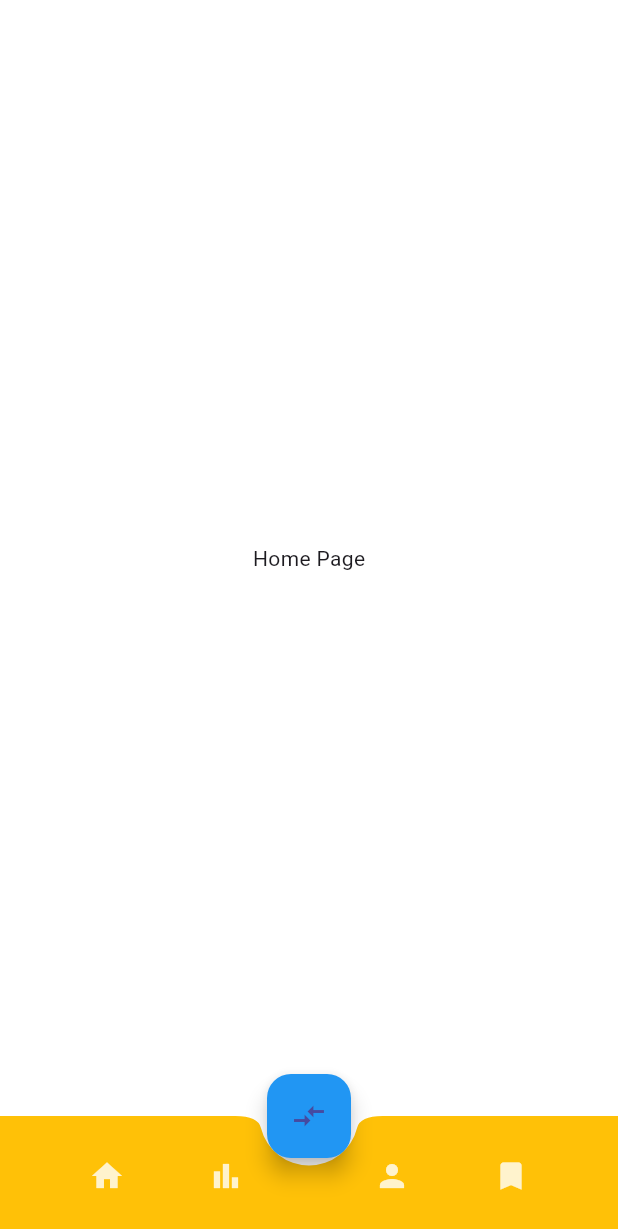
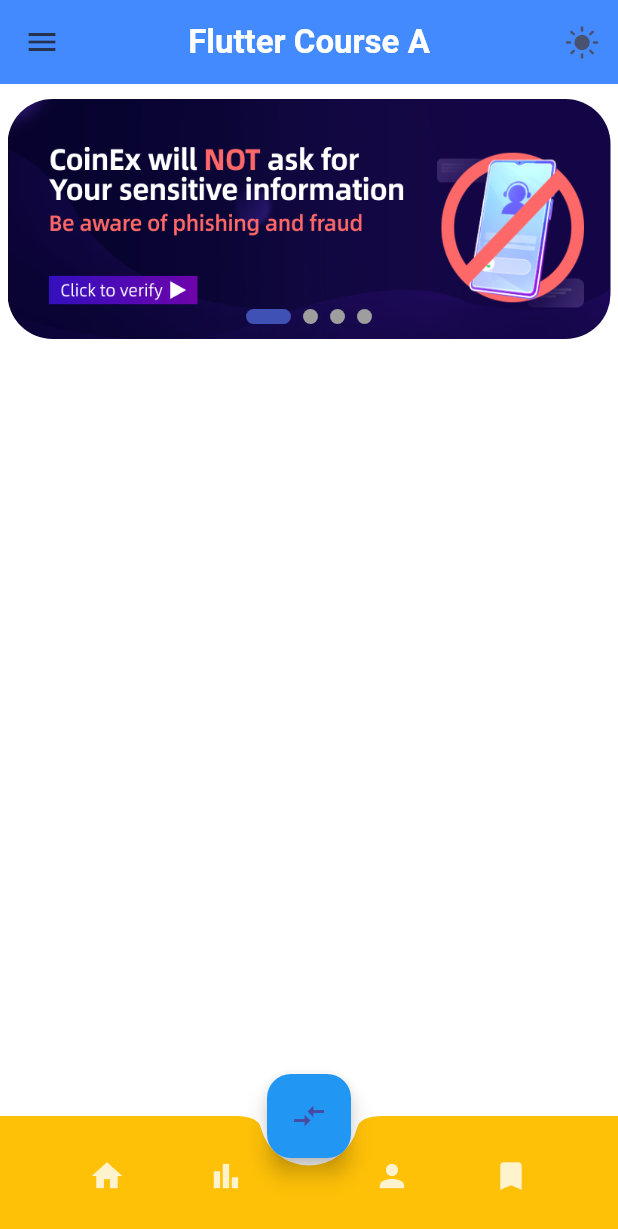
Before and after one commit to cyrus4u/cryptoapp, a Flutter app: the screen it shows after launch, on a phone screen of 412 x 824 dp. Shown: the top 1229 px of the screen. Run offline on Flutter 3.47's test engine with Material 3 defaults, Android fonts, the phone set to English and light mode, and no system bars; drawn by our look-alikes of smooth_page_indicator; our stand-ins replace google_fonts; Roboto replaces fonts that are missing (Ubuntu).

Commit message:
adding PageView

```diff
--- a/lib/provider/theme_provider.dart
+++ b/lib/provider/theme_provider.dart
@@ -15,7 +15,7 @@ class MyThemes {
   static final darkTheme = ThemeData(
     textTheme: TextTheme(
       titleLarge: GoogleFonts.ubuntu(
-        color: Colors.black,
+        color: Colors.white,
         fontSize: 22,
         fontWeight: FontWeight.bold,
       ),
--- a/lib/ui/home_page.dart
+++ b/lib/ui/home_page.dart
@@ -1,10 +1,76 @@
+import 'package:cryptoapp/ui/ui_helper/home_page_view.dart';
+import 'package:cryptoapp/ui/ui_helper/theme_switcher.dart';
 import 'package:flutter/material.dart';
+import 'package:smooth_page_indicator/smooth_page_indicator.dart';
 
-class HomePage extends StatelessWidget {
+class HomePage extends StatefulWidget {
   const HomePage({super.key});
 
   @override
+  State<HomePage> createState() => _HomePageState();
+}
+
+class _HomePageState extends State<HomePage> {
+  final PageController _pageViewController = PageController(initialPage: 0);
+
+  @override
   Widget build(BuildContext context) {
-    return Scaffold(body: Center(child: Text('Home Page')));
+    var primaryColor = Theme.of(context).primaryColor;
+    return Scaffold(
+      drawer: Drawer(),
+      appBar: AppBar(
+        backgroundColor: primaryColor,
+        title: Text(
+          'Flutter Course A',
+          style: Theme.of(context).textTheme.titleLarge,
+        ),
+        centerTitle: true,
+        actions: [ThemeSwitcher()],
+      ),
+      body: SizedBox(
+        height: double.infinity,
+        width: double.infinity,
+        child: SingleChildScrollView(
+          scrollDirection: Axis.vertical,
+          child: Column(
+            children: [
+              // PageView
+              Padding(
+                padding: const EdgeInsets.only(top: 10.0, left: 5, right: 5),
+                child: SizedBox(
+                  height: 160,
+                  width: double.infinity,
+                  child: Stack(
+                    children: [
+                      HomePageView(controller: _pageViewController),
+                      Align(
+                        alignment: Alignment.bottomCenter,
+                        child: Padding(
+                          padding: const EdgeInsets.only(bottom: 10.0),
+                          child: SmoothPageIndicator(
+                            controller: _pageViewController,
+                            count: 4,
+                            effect: const ExpandingDotsEffect(
+                              dotWidth: 10,
+                              dotHeight: 10,
+                            ),
+                            onDotClicked: (index) =>
+                                _pageViewController.animateToPage(
+                                  index,
+                                  duration: const Duration(milliseconds: 300),
+                                  curve: Curves.easeInOut,
+                                ),
+                          ),
+                        ),
+                      ),
+                    ],
+                  ),
+                ),
+              ),
+            ],
+          ),
+        ),
+      ),
+    );
   }
 }
--- /dev/null
+++ b/lib/ui/ui_helper/home_page_view.dart
@@ -0,0 +1,44 @@
+import 'package:flutter/material.dart';
+
+class HomePageView extends StatefulWidget {
+  PageController controller;
+  HomePageView({Key? key, required this.controller}) : super(key: key);
+
+  @override
+  _HomePageViewState createState() => _HomePageViewState();
+}
+
+class _HomePageViewState extends State<HomePageView> {
+  var images = [
+    'images/a1.png',
+    'images/a2.png',
+    'images/a3.png',
+    'images/a4.png',
+  ];
+
+  @override
+  void dispose() {
+    super.dispose();
+  }
+
+  @override
+  Widget build(BuildContext context) {
+    return PageView(
+      allowImplicitScrolling: true,
+      controller: widget.controller,
+      children: [
+        myPages(images[0]),
+        myPages(images[1]),
+        myPages(images[2]),
+        myPages(images[3]),
+      ],
+    );
+  }
+
+  Widget myPages(String image) {
+    return ClipRRect(
+      borderRadius: BorderRadius.all(Radius.circular(30)),
+      child: Image(image: AssetImage(image), fit: BoxFit.fill),
+    );
+  }
+}
--- a/pubspec.yaml
+++ b/pubspec.yaml
@@ -35,6 +35,7 @@ dependencies:
   flutter_localizations:
     sdk: flutter
   intl: any
+  smooth_page_indicator: ^1.2.1
 
   # The following adds the Cupertino Icons font to your application.
   # Use with the CupertinoIcons class for iOS style icons.
@@ -65,8 +66,8 @@ flutter:
 
 
   # To add assets to your application, add an assets section, like this:
-  # assets:
-  #   - images/a_dot_burr.jpeg
+  assets:
+    - images/
   #   - images/a_dot_ham.jpeg
 
   # An image asset can refer to one or more resolution-specific "variants", see
```
Also changed, not shown: images/a1.png (added), images/a2.png (added), images/a3.png (added), images/a4.png (added), pubspec.lock.
